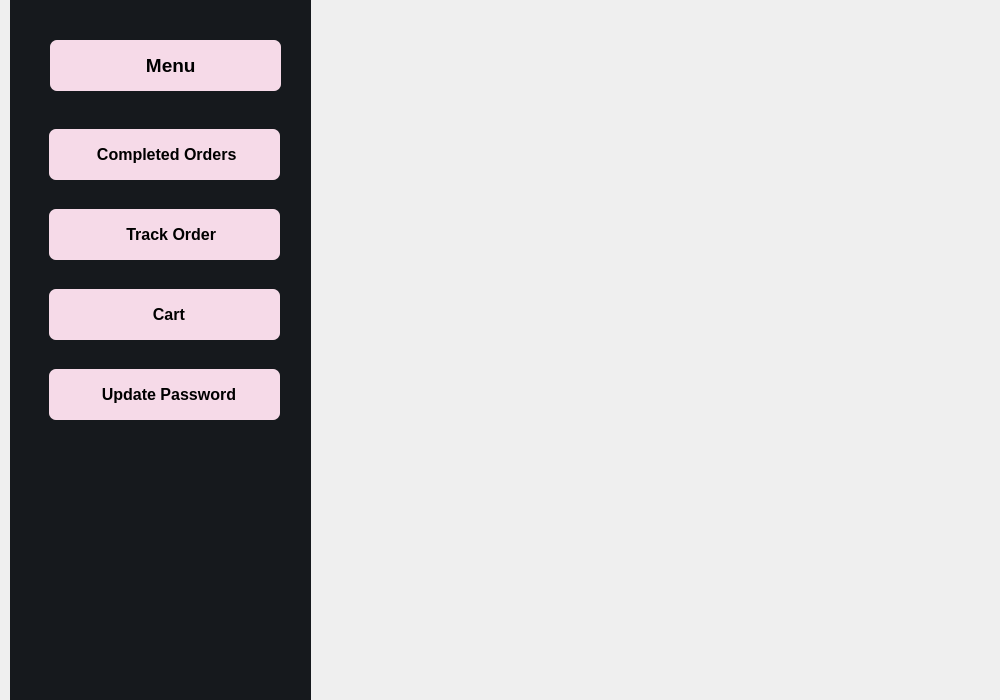
Qt form user.ui (Sazidul0/Ready2Go) before a commit.
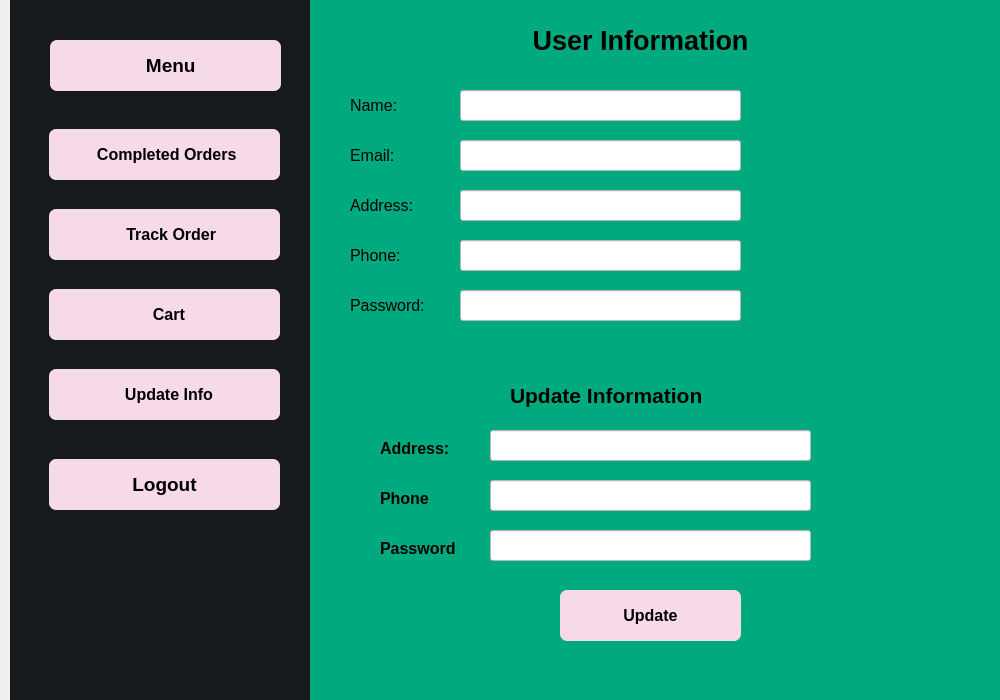
The same form after that commit. The open tabs and pages were chosen to show the change. Icons and pictures are not drawn.

Commit message: User Panel UI Added

Diff of the .ui file:
```diff
--- a/user.ui
+++ b/user.ui
@@ -377,6 +377,7 @@
        <property name="font">
         <font>
          <pointsize>12</pointsize>
+         <weight>75</weight>
          <bold>true</bold>
         </font>
        </property>
@@ -387,7 +388,7 @@
 }</string>
        </property>
        <property name="text">
-        <string>  Update Password</string>
+        <string>  Update Info</string>
        </property>
        <property name="icon">
         <iconset>
@@ -400,6 +401,588 @@
         </size>
        </property>
       </widget>
+      <widget class="QPushButton" name="Logout">
+       <property name="geometry">
+        <rect>
+         <x>20</x>
+         <y>350</y>
+         <width>231</width>
+         <height>51</height>
+        </rect>
+       </property>
+       <property name="font">
+        <font>
+         <pointsize>14</pointsize>
+         <weight>75</weight>
+         <bold>true</bold>
+        </font>
+       </property>
+       <property name="styleSheet">
+        <string notr="true">
+	border-radius:7px;
+	background-color: rgb(246, 218, 232);
+
+
+</string>
+       </property>
+       <property name="text">
+        <string>Logout</string>
+       </property>
+       <property name="iconSize">
+        <size>
+         <width>24</width>
+         <height>24</height>
+        </size>
+       </property>
+      </widget>
+     </widget>
+    </widget>
+    <widget class="QStackedWidget" name="user_right_menu">
+     <property name="geometry">
+      <rect>
+       <x>300</x>
+       <y>0</y>
+       <width>691</width>
+       <height>701</height>
+      </rect>
+     </property>
+     <property name="font">
+      <font>
+       <pointsize>10</pointsize>
+       <weight>75</weight>
+       <bold>true</bold>
+      </font>
+     </property>
+     <property name="styleSheet">
+      <string notr="true">background-color: rgb(0, 170, 127);</string>
+     </property>
+     <widget class="QWidget" name="user_home">
+      <widget class="QLabel" name="label">
+       <property name="geometry">
+        <rect>
+         <x>100</x>
+         <y>40</y>
+         <width>501</width>
+         <height>31</height>
+        </rect>
+       </property>
+       <property name="font">
+        <font>
+         <pointsize>20</pointsize>
+         <weight>75</weight>
+         <bold>true</bold>
+        </font>
+       </property>
+       <property name="text">
+        <string>All Products</string>
+       </property>
+       <property name="alignment">
+        <set>Qt::AlignCenter</set>
+       </property>
+      </widget>
+     </widget>
+     <widget class="QWidget" name="completedOrders">
+      <widget class="QLabel" name="CompletedOrder_Heder">
+       <property name="geometry">
+        <rect>
+         <x>170</x>
+         <y>0</y>
+         <width>351</width>
+         <height>81</height>
+        </rect>
+       </property>
+       <property name="font">
+        <font>
+         <pointsize>20</pointsize>
+         <weight>75</weight>
+         <bold>true</bold>
+        </font>
+       </property>
+       <property name="layoutDirection">
+        <enum>Qt::LeftToRight</enum>
+       </property>
+       <property name="text">
+        <string>Previous Orders</string>
+       </property>
+       <property name="alignment">
+        <set>Qt::AlignCenter</set>
+       </property>
+      </widget>
+     </widget>
+     <widget class="QWidget" name="TrackOrder">
+      <widget class="QLabel" name="TrackOrder_Heading">
+       <property name="geometry">
+        <rect>
+         <x>170</x>
+         <y>10</y>
+         <width>341</width>
+         <height>101</height>
+        </rect>
+       </property>
+       <property name="font">
+        <font>
+         <pointsize>20</pointsize>
+         <weight>75</weight>
+         <bold>true</bold>
+        </font>
+       </property>
+       <property name="text">
+        <string>Track Your Order</string>
+       </property>
+      </widget>
+      <widget class="QLabel" name="Enter_orderId">
+       <property name="geometry">
+        <rect>
+         <x>80</x>
+         <y>140</y>
+         <width>471</width>
+         <height>21</height>
+        </rect>
+       </property>
+       <property name="font">
+        <font>
+         <pointsize>12</pointsize>
+         <weight>75</weight>
+         <bold>true</bold>
+        </font>
+       </property>
+       <property name="text">
+        <string>Enter Your Order Id</string>
+       </property>
+       <property name="alignment">
+        <set>Qt::AlignCenter</set>
+       </property>
+      </widget>
+      <widget class="QLineEdit" name="Order_Id_input">
+       <property name="geometry">
+        <rect>
+         <x>172</x>
+         <y>171</y>
+         <width>301</width>
+         <height>31</height>
+        </rect>
+       </property>
+       <property name="styleSheet">
+        <string notr="true">background-color: rgb(255, 255, 255);</string>
+       </property>
+       <property name="alignment">
+        <set>Qt::AlignCenter</set>
+       </property>
+       <property name="placeholderText">
+        <string>Your Order Id</string>
+       </property>
+      </widget>
+      <widget class="QLineEdit" name="Order_location">
+       <property name="geometry">
+        <rect>
+         <x>240</x>
+         <y>290</y>
+         <width>181</width>
+         <height>41</height>
+        </rect>
+       </property>
+      </widget>
+      <widget class="QLabel" name="TrackOrder_text">
+       <property name="geometry">
+        <rect>
+         <x>50</x>
+         <y>290</y>
+         <width>191</width>
+         <height>41</height>
+        </rect>
+       </property>
+       <property name="font">
+        <font>
+         <pointsize>10</pointsize>
+        </font>
+       </property>
+       <property name="text">
+        <string>Your Parcel is Now on:</string>
+       </property>
+      </widget>
+     </widget>
+     <widget class="QWidget" name="TrakOrder"/>
+     <widget class="QWidget" name="Cart_2">
+      <widget class="QLabel" name="Cart_header">
+       <property name="geometry">
+        <rect>
+         <x>180</x>
+         <y>10</y>
+         <width>311</width>
+         <height>81</height>
+        </rect>
+       </property>
+       <property name="font">
+        <font>
+         <pointsize>20</pointsize>
+         <weight>75</weight>
+         <bold>true</bold>
+        </font>
+       </property>
+       <property name="text">
+        <string>Your Cart</string>
+       </property>
+       <property name="alignment">
+        <set>Qt::AlignCenter</set>
+       </property>
+      </widget>
+      <widget class="QPushButton" name="Place_Order">
+       <property name="geometry">
+        <rect>
+         <x>480</x>
+         <y>590</y>
+         <width>181</width>
+         <height>51</height>
+        </rect>
+       </property>
+       <property name="font">
+        <font>
+         <pointsize>12</pointsize>
+         <weight>75</weight>
+         <bold>true</bold>
+        </font>
+       </property>
+       <property name="styleSheet">
+        <string notr="true">border-radius: 7px;
+	background-color: rgb(246, 218, 232);</string>
+       </property>
+       <property name="text">
+        <string>Place Order</string>
+       </property>
+      </widget>
+     </widget>
+     <widget class="QWidget" name="Update_Info">
+      <widget class="QLabel" name="Update_Info_Heading">
+       <property name="geometry">
+        <rect>
+         <x>150</x>
+         <y>10</y>
+         <width>361</width>
+         <height>61</height>
+        </rect>
+       </property>
+       <property name="font">
+        <font>
+         <pointsize>20</pointsize>
+         <weight>75</weight>
+         <bold>true</bold>
+        </font>
+       </property>
+       <property name="text">
+        <string>User Information</string>
+       </property>
+       <property name="alignment">
+        <set>Qt::AlignCenter</set>
+       </property>
+      </widget>
+      <widget class="QLabel" name="update_name">
+       <property name="geometry">
+        <rect>
+         <x>40</x>
+         <y>90</y>
+         <width>81</width>
+         <height>31</height>
+        </rect>
+       </property>
+       <property name="font">
+        <font>
+         <pointsize>12</pointsize>
+         <weight>50</weight>
+         <bold>false</bold>
+        </font>
+       </property>
+       <property name="text">
+        <string>Name:</string>
+       </property>
+      </widget>
+      <widget class="QLabel" name="update_email">
+       <property name="geometry">
+        <rect>
+         <x>40</x>
+         <y>140</y>
+         <width>81</width>
+         <height>31</height>
+        </rect>
+       </property>
+       <property name="font">
+        <font>
+         <pointsize>12</pointsize>
+         <weight>50</weight>
+         <bold>false</bold>
+        </font>
+       </property>
+       <property name="text">
+        <string>Email:</string>
+       </property>
+      </widget>
+      <widget class="QLabel" name="update_address">
+       <property name="geometry">
+        <rect>
+         <x>40</x>
+         <y>190</y>
+         <width>81</width>
+         <height>31</height>
+        </rect>
+       </property>
+       <property name="font">
+        <font>
+         <pointsize>12</pointsize>
+         <weight>50</weight>
+         <bold>false</bold>
+        </font>
+       </property>
+       <property name="text">
+        <string>Address:</string>
+       </property>
+      </widget>
+      <widget class="QLabel" name="update_phone">
+       <property name="geometry">
+        <rect>
+         <x>40</x>
+         <y>240</y>
+         <width>81</width>
+         <height>31</height>
+        </rect>
+       </property>
+       <property name="font">
+        <font>
+         <pointsize>12</pointsize>
+         <weight>50</weight>
+         <bold>false</bold>
+        </font>
+       </property>
+       <property name="text">
+        <string>Phone:</string>
+       </property>
+      </widget>
+      <widget class="QLabel" name="update_password">
+       <property name="geometry">
+        <rect>
+         <x>40</x>
+         <y>290</y>
+         <width>111</width>
+         <height>31</height>
+        </rect>
+       </property>
+       <property name="font">
+        <font>
+         <pointsize>12</pointsize>
+         <weight>50</weight>
+         <bold>false</bold>
+        </font>
+       </property>
+       <property name="text">
+        <string>Password:</string>
+       </property>
+      </widget>
+      <widget class="QPushButton" name="Update_Info_Button">
+       <property name="geometry">
+        <rect>
+         <x>250</x>
+         <y>590</y>
+         <width>181</width>
+         <height>51</height>
+        </rect>
+       </property>
+       <property name="font">
+        <font>
+         <pointsize>12</pointsize>
+         <weight>75</weight>
+         <bold>true</bold>
+        </font>
+       </property>
+       <property name="styleSheet">
+        <string notr="true">	border-radius: 7px;
+	background-color: rgb(246, 218, 232);</string>
+       </property>
+       <property name="text">
+        <string>Update</string>
+       </property>
+      </widget>
+      <widget class="QLineEdit" name="show_username">
+       <property name="geometry">
+        <rect>
+         <x>150</x>
+         <y>90</y>
+         <width>281</width>
+         <height>31</height>
+        </rect>
+       </property>
+       <property name="styleSheet">
+        <string notr="true">background-color: rgb(255, 255, 255);</string>
+       </property>
+      </widget>
+      <widget class="QLineEdit" name="show_email">
+       <property name="geometry">
+        <rect>
+         <x>150</x>
+         <y>140</y>
+         <width>281</width>
+         <height>31</height>
+        </rect>
+       </property>
+       <property name="styleSheet">
+        <string notr="true">background-color: rgb(255, 255, 255);</string>
+       </property>
+      </widget>
+      <widget class="QLineEdit" name="show_address">
+       <property name="geometry">
+        <rect>
+         <x>150</x>
+         <y>190</y>
+         <width>281</width>
+         <height>31</height>
+        </rect>
+       </property>
+       <property name="styleSheet">
+        <string notr="true">background-color: rgb(255, 255, 255);</string>
+       </property>
+      </widget>
+      <widget class="QLineEdit" name="show_phone">
+       <property name="geometry">
+        <rect>
+         <x>150</x>
+         <y>240</y>
+         <width>281</width>
+         <height>31</height>
+        </rect>
+       </property>
+       <property name="styleSheet">
+        <string notr="true">background-color: rgb(255, 255, 255);</string>
+       </property>
+      </widget>
+      <widget class="QLineEdit" name="show_password">
+       <property name="geometry">
+        <rect>
+         <x>150</x>
+         <y>290</y>
+         <width>281</width>
+         <height>31</height>
+        </rect>
+       </property>
+       <property name="styleSheet">
+        <string notr="true">background-color: rgb(255, 255, 255);</string>
+       </property>
+      </widget>
+      <widget class="QLabel" name="Update_info_heading">
+       <property name="geometry">
+        <rect>
+         <x>200</x>
+         <y>380</y>
+         <width>341</width>
+         <height>31</height>
+        </rect>
+       </property>
+       <property name="font">
+        <font>
+         <pointsize>16</pointsize>
+         <weight>75</weight>
+         <bold>true</bold>
+        </font>
+       </property>
+       <property name="text">
+        <string>Update Information</string>
+       </property>
+      </widget>
+      <widget class="QLabel" name="address_update_heading">
+       <property name="geometry">
+        <rect>
+         <x>70</x>
+         <y>440</y>
+         <width>111</width>
+         <height>16</height>
+        </rect>
+       </property>
+       <property name="font">
+        <font>
+         <pointsize>12</pointsize>
+         <weight>75</weight>
+         <bold>true</bold>
+        </font>
+       </property>
+       <property name="text">
+        <string>Address:</string>
+       </property>
+      </widget>
+      <widget class="QLabel" name="update_pass_heading">
+       <property name="geometry">
+        <rect>
+         <x>70</x>
+         <y>540</y>
+         <width>111</width>
+         <height>16</height>
+        </rect>
+       </property>
+       <property name="font">
+        <font>
+         <pointsize>12</pointsize>
+         <weight>75</weight>
+         <bold>true</bold>
+        </font>
+       </property>
+       <property name="text">
+        <string>Password</string>
+       </property>
+      </widget>
+      <widget class="QLabel" name="phone_update_input">
+       <property name="geometry">
+        <rect>
+         <x>70</x>
+         <y>490</y>
+         <width>111</width>
+         <height>16</height>
+        </rect>
+       </property>
+       <property name="font">
+        <font>
+         <pointsize>12</pointsize>
+         <weight>75</weight>
+         <bold>true</bold>
+        </font>
+       </property>
+       <property name="text">
+        <string>Phone</string>
+       </property>
+      </widget>
+      <widget class="QLineEdit" name="address_update_input">
+       <property name="geometry">
+        <rect>
+         <x>180</x>
+         <y>430</y>
+         <width>321</width>
+         <height>31</height>
+        </rect>
+       </property>
+       <property name="styleSheet">
+        <string notr="true">background-color: rgb(255, 255, 255);</string>
+       </property>
+      </widget>
+      <widget class="QLineEdit" name="phone_update_input_2">
+       <property name="geometry">
+        <rect>
+         <x>180</x>
+         <y>480</y>
+         <width>321</width>
+         <height>31</height>
+        </rect>
+       </property>
+       <property name="styleSheet">
+        <string notr="true">background-color: rgb(255, 255, 255);</string>
+       </property>
+      </widget>
+      <widget class="QLineEdit" name="password_update_input">
+       <property name="geometry">
+        <rect>
+         <x>180</x>
+         <y>530</y>
+         <width>321</width>
+         <height>31</height>
+        </rect>
+       </property>
+       <property name="styleSheet">
+        <string notr="true">background-color: rgb(255, 255, 255);</string>
+       </property>
+      </widget>
      </widget>
     </widget>
    </widget>
```
Left out of the diff: 11 changed lines with no effect on the pictures. The commit also changes 6 other files.
